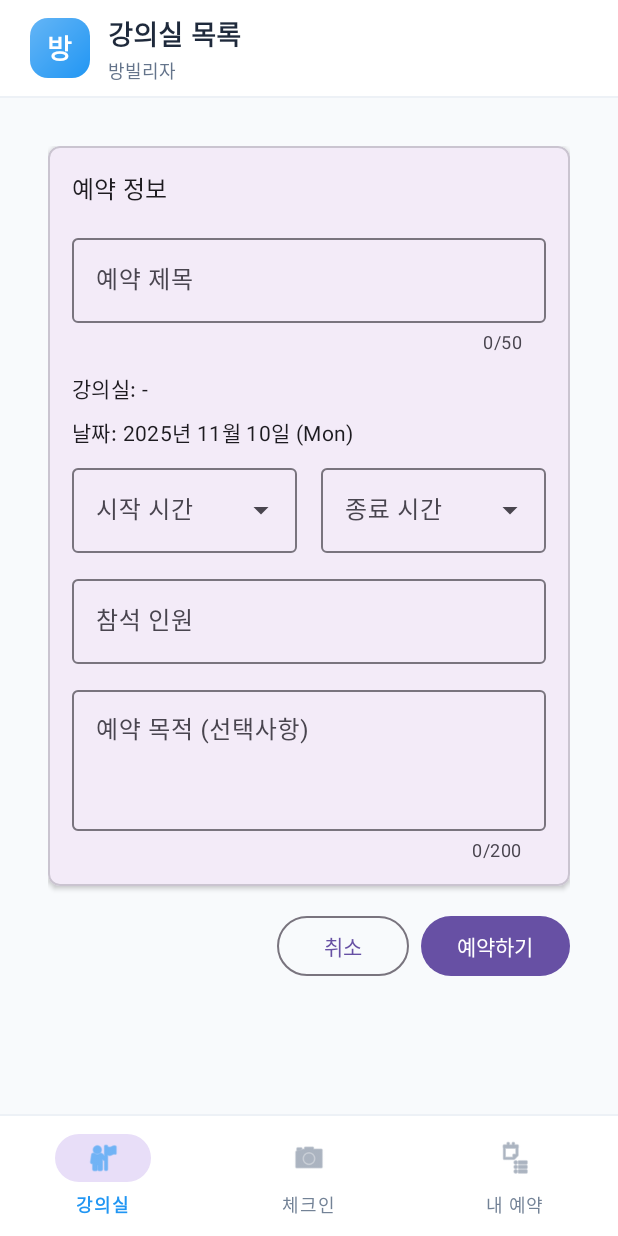
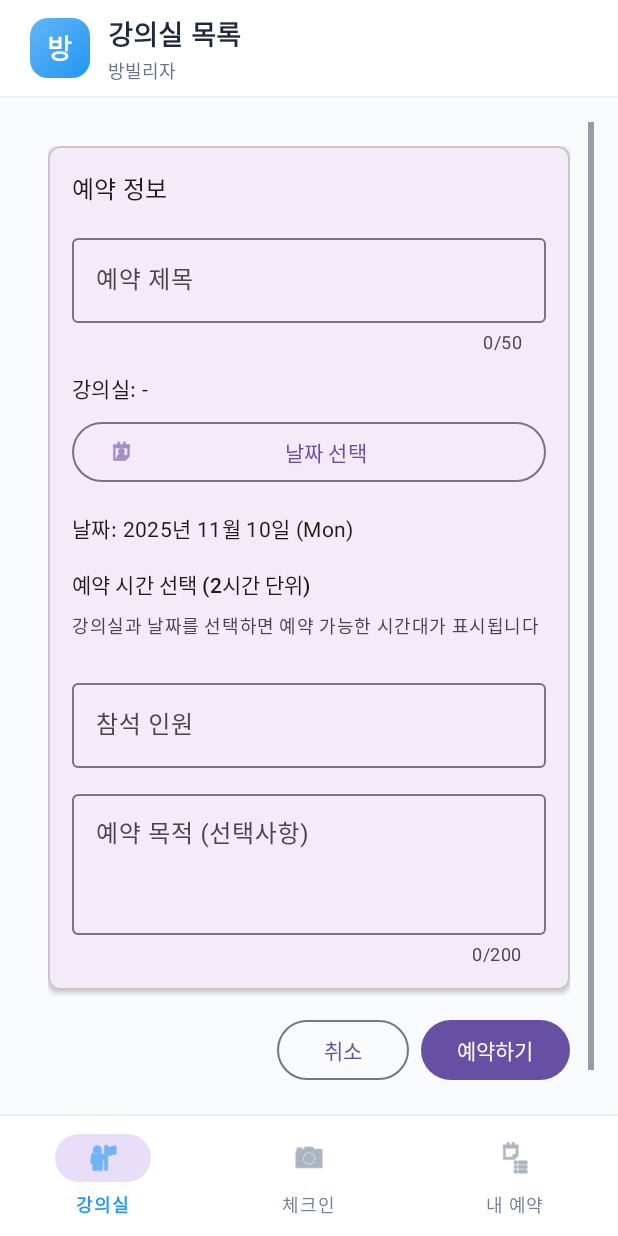
Before and after one commit to yes2310/RoomRental, an Android app: the fragment CreateReservationFragment placed in its activity, on a phone screen of 412 x 824 dp. Run offline under Robolectric (Android 15) with nearby library versions, the phone set to English and light mode, and no system bars; our stand-ins replace Firebase (no records; nobody signed in at launch, a user with empty details on screens opened directly); libraries missing offline, so code that uses them is left out: com.journeyapps.barcodescanner; 1 statement that could not run was skipped.

Commit message:
주요 UX 개선 및 2시간 슬롯 시스템 구현
1. CSV 템플릿 다운로드 수정
   - MediaStore API를 사용하여 사용자 접근 가능한 Downloads 폴더에 저장
   - Android 10+ 및 이전 버전 모두 지원

2. 2시간 고정 타임 슬롯 시스템 구현
   - SlotEngine: 고정된 6개 슬롯 생성 (9-11, 11-13, 13-15, 15-17, 17-19, 19-21)
   - 최대 예약 시간 2시간으로 제한
   - 예약 및 시간표와 슬롯 겹침 확인 로직 구현

3. 예약 생성 화면 완전 개편
   - 날짜 선택 버튼 추가 (DatePickerDialog)
   - 시간 드롭다운을 시각적 슬롯 선택으로 교체
   - TimeSlotSelectionAdapter: 예약 가능/예약됨/수업 상태 색상 표시
   - 실시간 슬롯 가용성 조회 및 표시
   - 자동으로 2시간 슬롯 시작/종료 시간 설정

4. QR 체크인 시스템 재설계
   - 예약별 QR → 강의실별 고정 QR로 변경
   - QR 코드 형식: {"roomId": "ROOM_ID", "roomName": "강의실명"}
   - 스캔 시 사용자의 현재 활성 예약 자동 검색
   - 조건: 오늘, 해당 강의실, 예약 시작 10분 전~종료 시간

파일 변경:
- AndroidManifest.xml: WRITE_EXTERNAL_STORAGE 권한 추가 (API 28 이하)
- TimetableFragment.java: MediaStore API 다운로드 구현
- SlotEngine.java: 고정 2시간 슬롯 로직
- CreateReservationFragment.java: 날짜 선택 + 시각적 슬롯 UI
- TimeSlotSelectionAdapter.java: 슬롯 선택 어댑터 (신규)
- fragment_create_reservation.xml: RecyclerView 슬롯 UI
- QrCheckInFragment.java: 강의실 기반 체크인 로직

```diff
--- a/app/src/main/AndroidManifest.xml
+++ b/app/src/main/AndroidManifest.xml
@@ -5,6 +5,8 @@
     <uses-permission android:name="android.permission.INTERNET" />
     <uses-permission android:name="android.permission.ACCESS_NETWORK_STATE" />
     <uses-permission android:name="android.permission.CAMERA" />
+    <uses-permission android:name="android.permission.WRITE_EXTERNAL_STORAGE"
+        android:maxSdkVersion="28" />
 
     <application
         android:allowBackup="true"
--- a/app/src/main/java/com/example/bangbillija/ui/reservations/CreateReservationFragment.java
+++ b/app/src/main/java/com/example/bangbillija/ui/reservations/CreateReservationFragment.java
@@ -1,16 +1,17 @@
 package com.example.bangbillija.ui.reservations;
 
+import android.app.DatePickerDialog;
 import android.os.Bundle;
 import android.text.TextUtils;
 import android.view.LayoutInflater;
 import android.view.View;
 import android.view.ViewGroup;
-import android.widget.ArrayAdapter;
 
 import androidx.annotation.NonNull;
 import androidx.annotation.Nullable;
 import androidx.fragment.app.Fragment;
 import androidx.lifecycle.ViewModelProvider;
+import androidx.recyclerview.widget.LinearLayoutManager;
 
 import com.example.bangbillija.R;
 import com.example.bangbillija.core.SharedReservationViewModel;
@@ -19,6 +20,7 @@ import com.example.bangbillija.databinding.FragmentCreateReservationBinding;
 import com.example.bangbillija.model.Reservation;
 import com.example.bangbillija.model.ReservationStatus;
 import com.example.bangbillija.model.Room;
+import com.example.bangbillija.model.TimeSlot;
 import com.example.bangbillija.service.AuthManager;
 import com.example.bangbillija.service.FirestoreManager;
 import com.example.bangbillija.ui.Navigator;
@@ -28,7 +30,6 @@ import com.google.firebase.auth.FirebaseUser;
 import java.time.LocalDate;
 import java.time.LocalTime;
 import java.time.format.DateTimeFormatter;
-import java.util.ArrayList;
 import java.util.List;
 import java.util.UUID;
 
@@ -38,14 +39,13 @@ public class CreateReservationFragment extends Fragment {
     private SharedReservationViewModel viewModel;
     private ReservationRepository reservationRepository;
     private AuthManager authManager;
+    private TimeSlotSelectionAdapter slotAdapter;
 
     private Room selectedRoom;
     private LocalDate selectedDate;
-    private LocalTime startTime;
-    private LocalTime endTime;
+    private TimeSlot selectedTimeSlot;
 
     private final DateTimeFormatter dateFormatter = DateTimeFormatter.ofPattern("yyyy년 M월 d일 (E)");
-    private final DateTimeFormatter timeFormatter = DateTimeFormatter.ofPattern("HH:mm");
 
     @Nullable
     @Override
@@ -63,9 +63,10 @@ public class CreateReservationFragment extends Fragment {
         reservationRepository = ReservationRepository.getInstance();
         authManager = AuthManager.getInstance();
 
-        setupTimeDropdowns();
+        setupRecyclerView();
         observeViewModel();
 
+        binding.buttonSelectDate.setOnClickListener(v -> showDatePicker());
         binding.buttonCreate.setOnClickListener(v -> createReservation());
         binding.buttonCancel.setOnClickListener(v -> {
             if (getActivity() instanceof Navigator) {
@@ -74,37 +75,36 @@ public class CreateReservationFragment extends Fragment {
         });
     }
 
-    private void setupTimeDropdowns() {
-        List<String> timeSlots = generateTimeSlots();
-        ArrayAdapter<String> adapter = new ArrayAdapter<>(requireContext(),
-                android.R.layout.simple_dropdown_item_1line, timeSlots);
-
-        binding.inputStartTime.setAdapter(adapter);
-        binding.inputEndTime.setAdapter(adapter);
-
-        binding.inputStartTime.setOnItemClickListener((parent, v, position, id) -> {
-            String selected = (String) parent.getItemAtPosition(position);
-            startTime = LocalTime.parse(selected, timeFormatter);
-            validateTimes();
+    private void setupRecyclerView() {
+        slotAdapter = new TimeSlotSelectionAdapter();
+        slotAdapter.setOnSlotSelectedListener(slot -> {
+            selectedTimeSlot = slot;
+            binding.textSlotHint.setText("선택된 시간: " + slot.getDisplayTime());
         });
 
-        binding.inputEndTime.setOnItemClickListener((parent, v, position, id) -> {
-            String selected = (String) parent.getItemAtPosition(position);
-            endTime = LocalTime.parse(selected, timeFormatter);
-            validateTimes();
-        });
+        binding.recyclerTimeSlots.setLayoutManager(new LinearLayoutManager(requireContext()));
+        binding.recyclerTimeSlots.setAdapter(slotAdapter);
     }
 
-    private List<String> generateTimeSlots() {
-        List<String> slots = new ArrayList<>();
-        LocalTime current = LocalTime.of(9, 0);
-        LocalTime end = LocalTime.of(21, 0);
+    private void showDatePicker() {
+        LocalDate today = LocalDate.now();
+        LocalDate initialDate = selectedDate != null ? selectedDate : today;
 
-        while (!current.isAfter(end)) {
-            slots.add(current.format(timeFormatter));
-            current = current.plusMinutes(30);
-        }
-        return slots;
+        DatePickerDialog datePicker = new DatePickerDialog(
+                requireContext(),
+                (view, year, month, dayOfMonth) -> {
+                    selectedDate = LocalDate.of(year, month + 1, dayOfMonth);
+                    binding.textDateInfo.setText("날짜: " + selectedDate.format(dateFormatter));
+                    loadAvailableSlots();
+                },
+                initialDate.getYear(),
+                initialDate.getMonthValue() - 1,
+                initialDate.getDayOfMonth()
+        );
+
+        // Prevent selecting past dates
+        datePicker.getDatePicker().setMinDate(today.toEpochDay() * 24 * 60 * 60 * 1000);
+        datePicker.show();
     }
 
     private void observeViewModel() {
@@ -112,33 +112,48 @@ public class CreateReservationFragment extends Fragment {
             selectedRoom = room;
             if (room != null) {
                 binding.textRoomInfo.setText("강의실: " + room.getName());
+                loadAvailableSlots();
             }
         });
 
-        viewModel.getSelectedDate().observe(getViewLifecycleOwner(), date -> {
+        // Initialize date from ViewModel if already selected
+        LocalDate date = viewModel.getSelectedDate().getValue();
+        if (date != null) {
             selectedDate = date;
-            if (date != null) {
-                binding.textDateInfo.setText("날짜: " + date.format(dateFormatter));
+            binding.textDateInfo.setText("날짜: " + date.format(dateFormatter));
+        }
+    }
+
+    private void loadAvailableSlots() {
+        if (selectedRoom == null || selectedDate == null) {
+            binding.textSlotHint.setText("강의실과 날짜를 선택하면 예약 가능한 시간대가 표시됩니다");
+            slotAdapter.setSlots(null);
+            return;
+        }
+
+        // Show loading
+        binding.textSlotHint.setText("시간대를 불러오는 중...");
+
+        // Fetch slots from repository
+        reservationRepository.buildSlotsFor(selectedRoom.getId(), selectedDate, new FirestoreManager.FirestoreCallback<List<TimeSlot>>() {
+            @Override
+            public void onSuccess(List<TimeSlot> slots) {
+                slotAdapter.setSlots(slots);
+                binding.textSlotHint.setText("예약 가능한 시간대를 선택하세요 (2시간 단위)");
+            }
+
+            @Override
+            public void onFailure(Exception e) {
+                binding.textSlotHint.setText("시간대 로드 실패: " + e.getMessage());
+                Snackbar.make(binding.getRoot(), "시간대를 불러올 수 없습니다", Snackbar.LENGTH_SHORT).show();
             }
         });
-    }
-
-    private void validateTimes() {
-        if (startTime != null && endTime != null) {
-            if (!startTime.isBefore(endTime)) {
-                binding.inputEndTimeLayout.setError("종료 시간은 시작 시간 이후여야 합니다");
-            } else {
-                binding.inputEndTimeLayout.setError(null);
-            }
-        }
     }
 
     private void createReservation() {
         // Clear errors
         binding.inputTitleLayout.setError(null);
         binding.inputAttendeesLayout.setError(null);
-        binding.inputStartTimeLayout.setError(null);
-        binding.inputEndTimeLayout.setError(null);
 
         // Validate inputs
         String title = getTrimmed(binding.inputTitle.getText());
@@ -157,18 +172,8 @@ public class CreateReservationFragment extends Fragment {
             valid = false;
         }
 
-        if (startTime == null) {
-            binding.inputStartTimeLayout.setError("시작 시간을 선택하세요");
-            valid = false;
-        }
-
-        if (endTime == null) {
-            binding.inputEndTimeLayout.setError("종료 시간을 선택하세요");
-            valid = false;
-        }
-
-        if (startTime != null && endTime != null && !startTime.isBefore(endTime)) {
-            binding.inputEndTimeLayout.setError("종료 시간은 시작 시간 이후여야 합니다");
+        if (selectedTimeSlot == null) {
+            Snackbar.make(binding.getRoot(), "시간대를 선택하세요", Snackbar.LENGTH_SHORT).show();
             valid = false;
         }
 
@@ -213,6 +218,7 @@ public class CreateReservationFragment extends Fragment {
         String reservationId = generateReservationId();
         String ownerName = user.getDisplayName() != null ? user.getDisplayName() : user.getEmail();
 
+        // Use selected time slot's start and end times
         Reservation reservation = new Reservation(
                 reservationId,
                 selectedRoom.getId(),
@@ -220,8 +226,8 @@ public class CreateReservationFragment extends Fragment {
                 title,
                 ownerName,
                 selectedDate,
-                startTime,
-                endTime,
+                selectedTimeSlot.getStart(),
+                selectedTimeSlot.getEnd(),
                 attendees,
                 ReservationStatus.PENDING,
                 note
@@ -264,11 +270,11 @@ public class CreateReservationFragment extends Fragment {
         binding.progressBar.setVisibility(loading ? View.VISIBLE : View.GONE);
         binding.buttonCreate.setEnabled(!loading);
         binding.buttonCancel.setEnabled(!loading);
+        binding.buttonSelectDate.setEnabled(!loading);
         binding.inputTitle.setEnabled(!loading);
-        binding.inputStartTime.setEnabled(!loading);
-        binding.inputEndTime.setEnabled(!loading);
         binding.inputAttendees.setEnabled(!loading);
         binding.inputNote.setEnabled(!loading);
+        binding.recyclerTimeSlots.setEnabled(!loading);
     }
 
     private String getTrimmed(@Nullable CharSequence text) {
--- a/app/src/main/res/layout/fragment_create_reservation.xml
+++ b/app/src/main/res/layout/fragment_create_reservation.xml
@@ -56,52 +56,45 @@
                     android:textAppearance="?attr/textAppearanceBodyMedium"
                     android:layout_marginBottom="8dp"/>
 
+                <com.google.android.material.button.MaterialButton
+                    android:id="@+id/buttonSelectDate"
+                    android:layout_width="match_parent"
+                    android:layout_height="wrap_content"
+                    android:text="날짜 선택"
+                    android:layout_marginBottom="16dp"
+                    app:icon="@android:drawable/ic_menu_my_calendar"
+                    style="@style/Widget.Material3.Button.OutlinedButton"/>
+
                 <TextView
                     android:id="@+id/textDateInfo"
                     android:layout_width="match_parent"
                     android:layout_height="wrap_content"
                     android:text="날짜: -"
                     android:textAppearance="?attr/textAppearanceBodyMedium"
+                    android:layout_marginBottom="16dp"/>
+
+                <TextView
+                    android:layout_width="wrap_content"
+                    android:layout_height="wrap_content"
+                    android:text="예약 시간 선택 (2시간 단위)"
+                    android:textAppearance="?attr/textAppearanceTitleSmall"
                     android:layout_marginBottom="8dp"/>
 
-                <LinearLayout
+                <TextView
+                    android:id="@+id/textSlotHint"
                     android:layout_width="match_parent"
                     android:layout_height="wrap_content"
-                    android:orientation="horizontal"
-                    android:layout_marginBottom="12dp">
+                    android:text="강의실과 날짜를 선택하면 예약 가능한 시간대가 표시됩니다"
+                    android:textAppearance="?attr/textAppearanceBodySmall"
+                    android:textColor="?attr/colorOnSurfaceVariant"
+                    android:layout_marginBottom="8dp"/>
 
-                    <com.google.android.material.textfield.TextInputLayout
-                        android:id="@+id/inputStartTimeLayout"
-                        android:layout_width="0dp"
-                        android:layout_height="wrap_content"
-                        android:layout_weight="1"
-                        android:hint="시작 시간"
-                        android:layout_marginEnd="8dp"
-                        style="@style/Widget.Material3.TextInputLayout.OutlinedBox.ExposedDropdownMenu">
-
-                        <AutoCompleteTextView
-                            android:id="@+id/inputStartTime"
-                            android:layout_width="match_parent"
-                            android:layout_height="wrap_content"
-                            android:inputType="none"/>
-                    </com.google.android.material.textfield.TextInputLayout>
-
-                    <com.google.android.material.textfield.TextInputLayout
-                        android:id="@+id/inputEndTimeLayout"
-                        android:layout_width="0dp"
-                        android:layout_height="wrap_content"
-                        android:layout_weight="1"
-                        android:hint="종료 시간"
-                        android:layout_marginStart="8dp"
-                        style="@style/Widget.Material3.TextInputLayout.OutlinedBox.ExposedDropdownMenu">
-
-                        <AutoCompleteTextView
-                            android:id="@+id/inputEndTime"
-                            android:layout_width="match_parent"
-                            android:layout_height="wrap_content"
-                            android:inputType="none"/>
-                    </com.google.android.material.textfield.TextInputLayout>
-                </LinearLayout>
+                <androidx.recyclerview.widget.RecyclerView
+                    android:id="@+id/recyclerTimeSlots"
+                    android:layout_width="match_parent"
+                    android:layout_height="wrap_content"
+                    android:layout_marginBottom="16dp"
+                    android:nestedScrollingEnabled="false"/>
 
                 <com.google.android.material.textfield.TextInputLayout
                     android:id="@+id/inputAttendeesLayout"
```
Also changed, not shown: app/src/main/java/com/example/bangbillija/service/SlotEngine.java (+42 -21 lines), app/src/main/java/com/example/bangbillija/ui/checkin/QrCheckInFragment.java (+60 -42 lines), app/src/main/java/com/example/bangbillija/ui/reservations/TimeSlotSelectionAdapter.java (added, +149 -0 lines), app/src/main/java/com/example/bangbillija/ui/timetable/TimetableFragment.java (+42 -4 lines).
